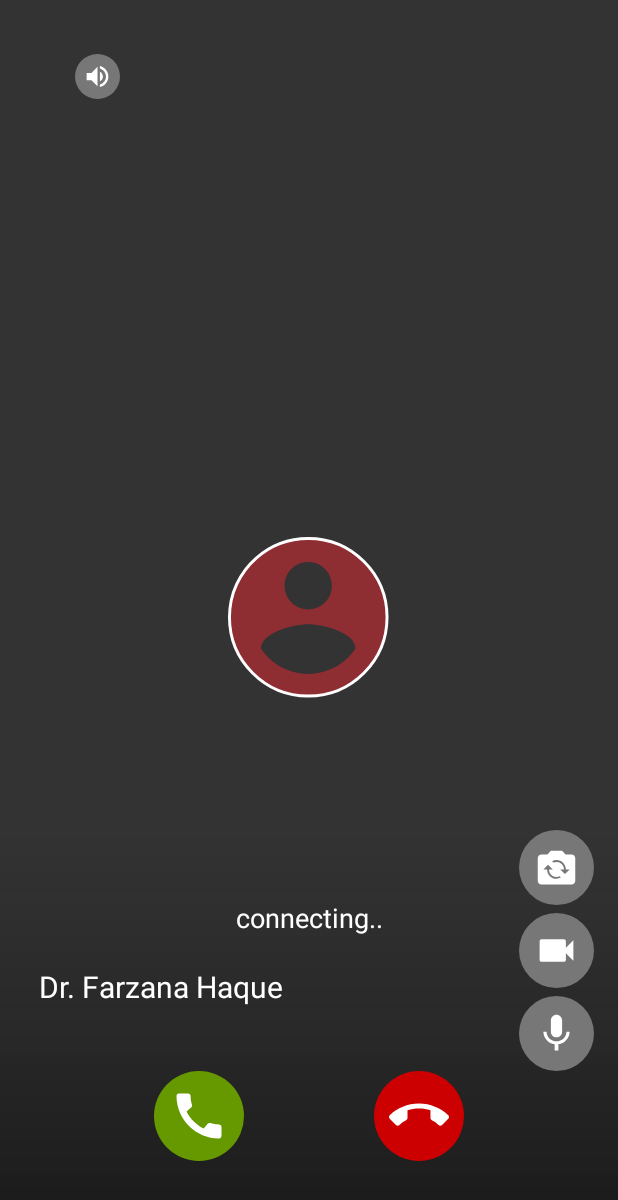
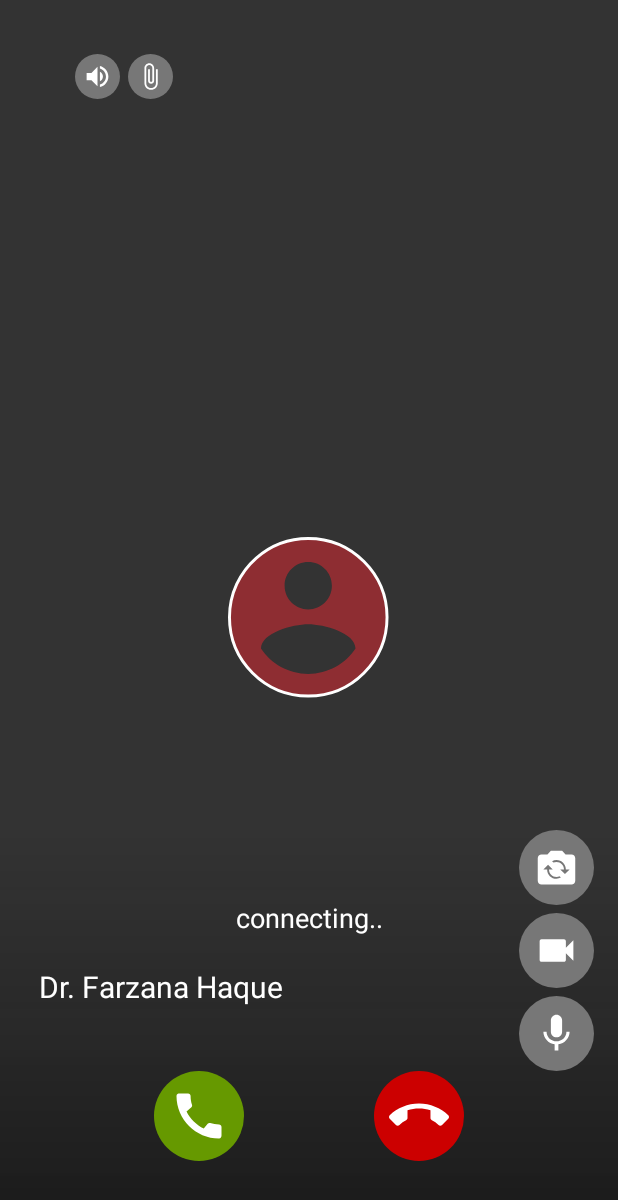
Before and after one commit to mainuddinm55/twilio-vc-sdk, an Android app: the layout twilio_activity_on_going_call.xml on its own in the app's theme, with its tools: preview values and no code run, on a phone screen of 412 x 824 dp. Shown: the top 1200 px of the screen. Run offline under Robolectric (Android 15) with nearby library versions, the phone set to English and light mode, and no system bars; plain views replace VideoTextureView.

Commit message:
adding attachment feature.

```diff
--- a/app/src/main/java/info/learncoding/twiliosdk/MainActivity.kt
+++ b/app/src/main/java/info/learncoding/twiliosdk/MainActivity.kt
@@ -31,6 +31,7 @@ class MainActivity : AppCompatActivity() {
                     caller,
                     null,
                     "Md Mainuddin",
+                    listOf("https://upload.wikimedia.org/wikipedia/commons/thumb/b/b6/Image_created_with_a_mobile_phone.png/440px-Image_created_with_a_mobile_phone.png"),
                     UserType.CALLER
                 ),
                 VideoCallListenerReceiver()
@@ -46,6 +47,7 @@ class MainActivity : AppCompatActivity() {
                     receiver,
                     null,
                     "Anup",
+                    emptyList(),
                     UserType.RECEIVER
                 ),
                 VideoCallListenerReceiver()
--- a/app/src/main/java/info/learncoding/twiliosdk/NotificationService.kt
+++ b/app/src/main/java/info/learncoding/twiliosdk/NotificationService.kt
@@ -32,6 +32,7 @@ class NotificationService : FirebaseMessagingService() {
                         remoteUserId ?: "",
                         data["schedule_id"],
                         remoteUserId ?: "",
+                        emptyList(),
                         UserType.RECEIVER
                     ),
                     VideoCallListenerReceiver()
--- a/settings.gradle
+++ b/settings.gradle
@@ -3,6 +3,7 @@ dependencyResolutionManagement {
     repositories {
         google()
         mavenCentral()
+        maven { url "https://www.jitpack.io" }
     }
 }
 rootProject.name = "TwilioSDK"
--- a/twilio/build.gradle
+++ b/twilio/build.gradle
@@ -59,9 +59,8 @@ dependencies {
     implementation("androidx.lifecycle:lifecycle-viewmodel-ktx:2.4.0")
     implementation("androidx.activity:activity-ktx:1.4.0")
 
-    compileOnly("com.android.databinding:viewbinding:7.0.3")
-
-    implementation("org.uniflow-kt:uniflow-android:1.0.5")
+    implementation("com.github.chrisbanes:PhotoView:2.3.0")
+    implementation("com.github.bumptech.glide:glide:4.12.0")
 
     testImplementation 'junit:junit:4.13.2'
     androidTestImplementation 'androidx.test.ext:junit:1.1.3'
--- a/twilio/src/main/AndroidManifest.xml
+++ b/twilio/src/main/AndroidManifest.xml
@@ -20,6 +20,10 @@
 
     <application>
         <activity
+            android:theme="@style/Theme.MaterialComponents.NoActionBar"
+            android:name=".ui.attachment.AttachmentActivity"
+            android:exported="false" />
+        <activity
             android:name=".ui.call.OnGoingCallActivity"
             android:autoRemoveFromRecents="true"
             android:configChanges="smallestScreenSize|screenSize|screenLayout|orientation"
@@ -33,10 +37,12 @@
             android:supportsPictureInPicture="true"
             android:theme="@style/Theme.MaterialComponents.NoActionBar"
             android:turnScreenOn="true" />
+
         <service
             android:name=".service.VideoCallService"
             android:exported="false"
             android:foregroundServiceType="camera|microphone" />
+
         <receiver
             android:name=".receiver.VideoCallReceiver"
             android:exported="false">
--- a/twilio/src/main/java/info/learncoding/twiliovideocall/data/model/CallOptions.kt
+++ b/twilio/src/main/java/info/learncoding/twiliovideocall/data/model/CallOptions.kt
@@ -16,6 +16,8 @@ data class CallOptions(
     val actionData: String?,
     @SerializedName("remote_identity")
     val remoteIdentity: String,
+    @SerializedName("attachment")
+    val attachments: List<String>?,
     @SerializedName("user_type")
     val userType: UserType
 ) : Parcelable
--- a/twilio/src/main/java/info/learncoding/twiliovideocall/ui/room/CallState.kt
+++ b/twilio/src/main/java/info/learncoding/twiliovideocall/ui/room/CallState.kt
@@ -2,7 +2,6 @@ package info.learncoding.twiliovideocall.ui.room
 
 import com.twilio.video.Room
 import info.learncoding.twiliovideocall.data.model.CallOptions
-import io.uniflow.core.flow.data.UIEvent
 
 sealed class CallState(val options: CallOptions?) {
     object Lobby : CallState(null)
--- a/twilio/src/main/java/info/learncoding/twiliovideocall/ui/room/RoomManager.kt
+++ b/twilio/src/main/java/info/learncoding/twiliovideocall/ui/room/RoomManager.kt
@@ -21,7 +21,6 @@ import info.learncoding.twiliovideocall.data.repository.VideoCallRepository
 import info.learncoding.twiliovideocall.service.VideoCallService.Companion.stopService
 import info.learncoding.twiliovideocall.ui.participant.*
 import info.learncoding.twiliovideocall.TwilioSdk
-import io.uniflow.android.consumerId
 import kotlinx.coroutines.*
 import java.lang.Runnable
 
--- a/twilio/src/main/java/info/learncoding/twiliovideocall/ui/room/RoomViewState.kt
+++ b/twilio/src/main/java/info/learncoding/twiliovideocall/ui/room/RoomViewState.kt
@@ -2,7 +2,6 @@ package info.learncoding.twiliovideocall.ui.room
 
 import com.twilio.audioswitch.AudioDevice
 import info.learncoding.twiliovideocall.ui.participant.ParticipantViewState
-import io.uniflow.core.flow.data.UIState
 
 data class RoomViewState(
     val primaryParticipant: ParticipantViewState,
--- /dev/null
+++ b/twilio/src/main/res/drawable/twilio_ic_baseline_attach_file_24.xml
@@ -0,0 +1,10 @@
+<vector xmlns:android="http://schemas.android.com/apk/res/android"
+    android:width="24dp"
+    android:height="24dp"
+    android:viewportWidth="24"
+    android:viewportHeight="24"
+    android:tint="?attr/colorControlNormal">
+  <path
+      android:fillColor="@android:color/white"
+      android:pathData="M16.5,6v11.5c0,2.21 -1.79,4 -4,4s-4,-1.79 -4,-4V5c0,-1.38 1.12,-2.5 2.5,-2.5s2.5,1.12 2.5,2.5v10.5c0,0.55 -0.45,1 -1,1s-1,-0.45 -1,-1V6H10v9.5c0,1.38 1.12,2.5 2.5,2.5s2.5,-1.12 2.5,-2.5V5c0,-2.21 -1.79,-4 -4,-4S7,2.79 7,5v12.5c0,3.04 2.46,5.5 5.5,5.5s5.5,-2.46 5.5,-5.5V6h-1.5z"/>
+</vector>
--- a/twilio/src/main/res/layout/twilio_activity_on_going_call.xml
+++ b/twilio/src/main/res/layout/twilio_activity_on_going_call.xml
@@ -12,9 +12,9 @@
         layout="@layout/twilio_content_video" />
 
     <androidx.constraintlayout.widget.ConstraintLayout
+        android:id="@+id/controller_layout"
         android:layout_width="match_parent"
         android:layout_height="wrap_content"
-        android:id="@+id/controller_layout"
         android:layout_gravity="bottom"
         android:background="@drawable/twilio_gradiant"
         android:paddingStart="16dp"
@@ -66,11 +66,11 @@
             android:background="@drawable/twilio_red_circle_bg"
             android:padding="10dp"
             android:visibility="gone"
-            tools:visibility="visible"
             app:layout_constraintBottom_toBottomOf="parent"
             app:layout_constraintEnd_toEndOf="parent"
             app:layout_constraintStart_toEndOf="@id/answer_call_image_view"
-            app:srcCompat="@drawable/twilio_ic_baseline_call_end_24" />
+            app:srcCompat="@drawable/twilio_ic_baseline_call_end_24"
+            tools:visibility="visible" />
 
         <androidx.appcompat.widget.AppCompatImageView
             android:id="@+id/answer_call_image_view"
@@ -122,10 +122,10 @@
     </androidx.constraintlayout.widget.ConstraintLayout>
 
     <androidx.appcompat.widget.AppCompatImageView
+        android:id="@+id/audio_device_controller_image_view"
         android:layout_width="30dp"
         android:layout_height="30dp"
         android:layout_marginStart="50dp"
-        android:id="@+id/audio_device_controller_image_view"
         android:layout_marginTop="36dp"
         android:layout_marginBottom="5dp"
         android:background="@drawable/twilio_transparent_rounded_bg"
@@ -135,4 +135,17 @@
         app:srcCompat="@drawable/twilio_ic_volume_up_white_24dp"
         app:tint="@color/twilio_white" />
 
+    <androidx.appcompat.widget.AppCompatImageView
+        android:id="@+id/attachment_image_view"
+        android:layout_width="30dp"
+        android:layout_height="30dp"
+        android:layout_marginStart="85dp"
+        android:layout_marginTop="36dp"
+        android:layout_marginBottom="5dp"
+        android:background="@drawable/twilio_transparent_rounded_bg"
+        android:padding="5dp"
+        android:visibility="gone"
+        app:srcCompat="@drawable/twilio_ic_baseline_attach_file_24"
+        app:tint="@color/twilio_white"
+        tools:visibility="visible" />
 </androidx.coordinatorlayout.widget.CoordinatorLayout>
--- /dev/null
+++ b/twilio/src/main/res/layout/twilio_row_item_full_screen_image.xml
@@ -0,0 +1,6 @@
+<?xml version="1.0" encoding="utf-8"?>
+<com.github.chrisbanes.photoview.PhotoView xmlns:android="http://schemas.android.com/apk/res/android"
+    android:id="@+id/attachment_image_view"
+    android:layout_width="match_parent"
+    android:layout_height="match_parent"
+    android:scaleType="center" />
```
Also changed, not shown: twilio/src/main/java/info/learncoding/twiliovideocall/ui/attachment/AttachmentActivity.kt (added, +40 -0 lines), twilio/src/main/java/info/learncoding/twiliovideocall/ui/attachment/AttachmentRecyclerAdapter.kt (added, +39 -0 lines), twilio/src/main/java/info/learncoding/twiliovideocall/ui/call/OnGoingCallActivity.kt (+27 -0 lines), twilio/src/main/res/drawable/twilio_ic_baseline_image_24.xml (added, +10 -0 lines), twilio/src/main/res/layout/twilio_activity_attachment.xml (added, +25 -0 lines).
